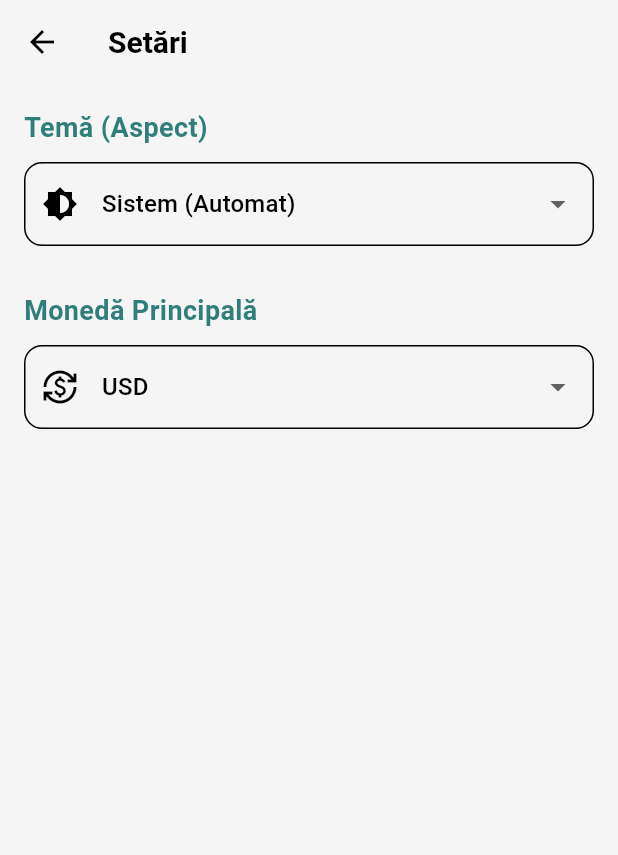
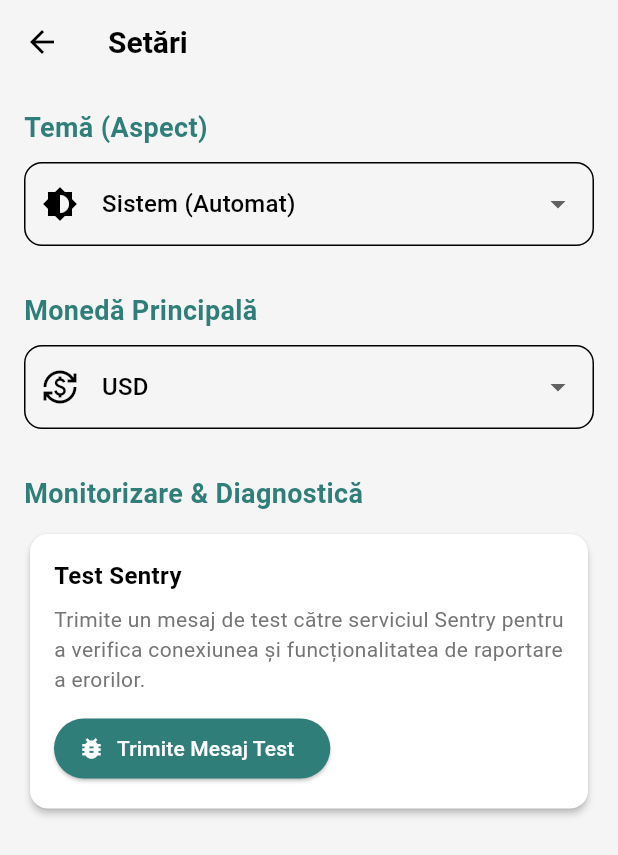
Before and after one commit to danibanu98/expense_tracker_flutter, a Flutter app: the screen it shows once a user with an empty profile is signed in, item 4 of the bottom bar chosen, after a tap on "Setări", on a phone screen of 412 x 824 dp. Shown: the top 855 px of the screen. Run offline on Flutter 3.47's test engine with Material 3 defaults, Android fonts, the phone set to English and light mode, and no system bars; our stand-ins replace cloud_firestore, firebase_auth, firebase_core, fl_chart, random_string, sentry_flutter and 1 more; accounts and stored records are empty.

Commit message:
buton test sentry succes

```diff
--- a/lib/ui/settings_page.dart
+++ b/lib/ui/settings_page.dart
@@ -1,6 +1,7 @@
 import 'package:flutter/material.dart';
 import 'package:provider/provider.dart';
 import 'package:expense_tracker_nou/providers/settings_provider.dart';
+import 'package:sentry_flutter/sentry_flutter.dart';
 
 class SettingsPage extends StatefulWidget {
   const SettingsPage({super.key});
@@ -105,8 +106,107 @@ class _SettingsPageState extends State<SettingsPage> {
               // --- SFÂRȘIT ---
             },
           ),
+          SizedBox(height: 30),
+
+          // --- Secțiunea 3: Test Sentry ---
+          Text(
+            'Monitorizare & Diagnostică',
+            style: TextStyle(
+              fontSize: 18,
+              fontWeight: FontWeight.bold,
+              color: Theme.of(context).colorScheme.primary,
+            ),
+          ),
+          SizedBox(height: 10),
+          Card(
+            elevation: 2,
+            shape: RoundedRectangleBorder(
+              borderRadius: BorderRadius.circular(12),
+            ),
+            child: Padding(
+              padding: const EdgeInsets.all(16.0),
+              child: Column(
+                crossAxisAlignment: CrossAxisAlignment.start,
+                children: [
+                  Text(
+                    'Test Sentry',
+                    style: TextStyle(fontSize: 16, fontWeight: FontWeight.w600),
+                  ),
+                  SizedBox(height: 8),
+                  Text(
+                    'Trimite un mesaj de test către serviciul Sentry pentru a verifica conexiunea și funcționalitatea de raportare a erorilor.',
+                    style: TextStyle(fontSize: 14, color: Colors.grey[600]),
+                  ),
+                  SizedBox(height: 12),
+                  ElevatedButton.icon(
+                    onPressed: _testSentry,
+                    icon: Icon(Icons.bug_report),
+                    label: Text('Trimite Mesaj Test'),
+                    style: ElevatedButton.styleFrom(
+                      backgroundColor: Theme.of(context).colorScheme.primary,
+                      foregroundColor: Colors.white,
+                    ),
+                  ),
+                ],
+              ),
+            ),
+          ),
         ],
       ),
     );
   }
+
+  Future<void> _testSentry() async {
+    try {
+      print('[DEBUG] Sentry Test: Inițiator test mesaj...');
+
+      // Capturează un mesaj cu nivel informational
+      final sentryId = await Sentry.captureMessage(
+        'Test message from Expense Tracker Settings',
+        level: SentryLevel.info,
+        withScope: (scope) {
+          scope.setTag('source', 'settings_page');
+          scope.setTag('action', 'test_sentry');
+        },
+      );
+
+      print('[DEBUG] Sentry sentryId: $sentryId');
+
+      // Afișează feedback pozitiv
+      if (!mounted) return;
+      if (sentryId != null && sentryId.toString().isNotEmpty) {
+        ScaffoldMessenger.of(context).showSnackBar(
+          SnackBar(
+            content: Text('✓ Mesaj trimis cu succes!\nEvent ID: $sentryId'),
+            backgroundColor: Colors.green,
+            duration: const Duration(seconds: 4),
+          ),
+        );
+      } else {
+        ScaffoldMessenger.of(context).showSnackBar(
+          const SnackBar(
+            content: Text(
+              '⚠️ Sentry DSN nu este configurat.\n'
+              'Rulează: flutter run --dart-define=SENTRY_DSN=tău_dsn_url',
+            ),
+            backgroundColor: Colors.orange,
+            duration: Duration(seconds: 4),
+          ),
+        );
+      }
+    } catch (e, stackTrace) {
+      print('[ERROR] Sentry Test: $e');
+      print('[ERROR] StackTrace: $stackTrace');
+
+      // Afișează eroare dacă testul eșuează
+      if (!mounted) return;
+      ScaffoldMessenger.of(context).showSnackBar(
+        SnackBar(
+          content: Text('✗ Eroare: $e'),
+          backgroundColor: Colors.red,
+          duration: const Duration(seconds: 4),
+        ),
+      );
+    }
+  }
 }
--- a/lib/ui/wallet_page.dart
+++ b/lib/ui/wallet_page.dart
@@ -149,23 +149,23 @@ class _WalletPageState extends State<WalletPage> {
 
                 _buildTotalBalanceCard(settings),
                 Padding(
-                  padding:
-                      const EdgeInsets.symmetric(horizontal: 16, vertical: 6),
+                  padding: const EdgeInsets.symmetric(
+                    horizontal: 16,
+                    vertical: 6,
+                  ),
                   child: Card(
                     elevation: 0,
-                    color: Theme.of(context)
-                        .colorScheme
-                        .surface
-                        .withValues(alpha: 0.95),
+                    color: Theme.of(
+                      context,
+                    ).colorScheme.surface.withValues(alpha: 0.95),
                     shape: RoundedRectangleBorder(
                       borderRadius: BorderRadius.circular(15),
                     ),
                     child: ListTile(
                       leading: CircleAvatar(
-                        backgroundColor: Theme.of(context)
-                            .colorScheme
-                            .primary
-                            .withValues(alpha: 0.1),
+                        backgroundColor: Theme.of(
+                          context,
+                        ).colorScheme.primary.withValues(alpha: 0.1),
                         child: Icon(
                           Icons.repeat,
                           color: Theme.of(context).colorScheme.primary,
@@ -271,9 +271,11 @@ class _WalletPageState extends State<WalletPage> {
       elevation: 2,
       margin: EdgeInsets.only(bottom: 12),
       shape: RoundedRectangleBorder(borderRadius: BorderRadius.circular(15)),
-      child: ListTile(
-        contentPadding: EdgeInsets.symmetric(horizontal: 16, vertical: 8),
-        leading: CircleAvatar(
+      child: Padding(
+        padding: EdgeInsets.symmetric(horizontal: 12, vertical: 8),
+        child: Row(
+          children: [
+            CircleAvatar(
               radius: 24,
               backgroundColor: Theme.of(
                 context,
@@ -284,32 +286,41 @@ class _WalletPageState extends State<WalletPage> {
                 size: 24,
               ),
             ),
-        title: Text(
-          name,
-          style: TextStyle(fontWeight: FontWeight.bold, fontSize: 16),
-        ),
-        trailing: FittedBox(
-          fit: BoxFit.scaleDown,
-          alignment: Alignment.centerRight,
-          child: Row(
+            const SizedBox(width: 12),
+            Expanded(
+              child: Column(
+                crossAxisAlignment: CrossAxisAlignment.start,
                 mainAxisSize: MainAxisSize.min,
                 children: [
                   Text(
+                    name,
+                    maxLines: 1,
+                    overflow: TextOverflow.ellipsis,
+                    style: TextStyle(fontWeight: FontWeight.bold, fontSize: 18),
+                  ),
+                  const SizedBox(height: 6),
+                  Text(
                     '$symbol${balance.toStringAsFixed(2)}',
                     style: TextStyle(
-                  fontSize: 16,
-                  fontWeight: FontWeight.bold,
+                      fontSize: 14,
+                      fontWeight: FontWeight.w600,
                       color: Theme.of(context).colorScheme.primary,
                     ),
                   ),
-              SizedBox(width: 10),
+                ],
+              ),
+            ),
+            const SizedBox(width: 8),
+            Row(
+              mainAxisSize: MainAxisSize.min,
+              children: [
                 IconButton(
                   icon: Icon(Icons.edit, size: 20, color: Colors.grey),
                   onPressed: () => _showAccountSheet(account: doc),
                   padding: EdgeInsets.zero,
                   constraints: BoxConstraints(),
                 ),
-              SizedBox(width: 5),
+                const SizedBox(width: 6),
                 IconButton(
                   icon: Icon(
                     Icons.delete,
@@ -322,6 +333,7 @@ class _WalletPageState extends State<WalletPage> {
                 ),
               ],
             ),
+          ],
         ),
       ),
     );
```
Also changed, not shown: lib/ui/recurring_transactions_page.dart (+55 -18 lines), 1 other file. Lines whose indentation alone changed are shown as unchanged.
